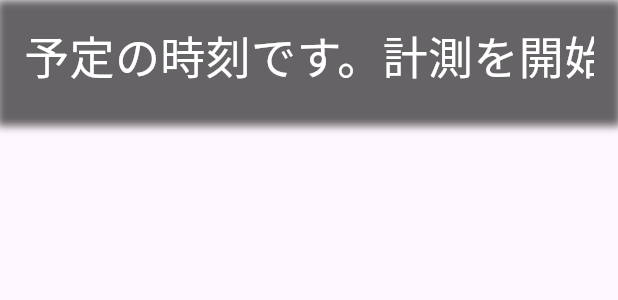
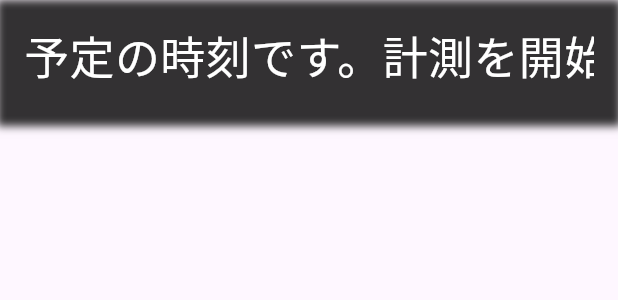
Before and after one commit to kip-i/grofessor, a Flutter app: the InstructionBar widget shown alone on an empty page, opened directly, on a phone screen of 412 x 824 dp. Shown: the top 300 px of the screen. Run offline on Flutter 3.47's test engine with Material 3 defaults, Android fonts, the phone set to English and light mode, and no system bars; drawn by our look-alikes of marquee; our stand-ins replace firebase_auth, firebase_core, shared_preferences; missing offline and left inert: flutter_cube; accounts and stored records are empty; generated files the repository leaves out were written again.

Commit message:
feat: 濃さを濃くした

```diff
--- a/lib/home/instruction_bar.dart
+++ b/lib/home/instruction_bar.dart
@@ -13,7 +13,7 @@ class InstructionBar extends StatelessWidget {
           decoration: BoxDecoration(
             boxShadow: [
               BoxShadow(
-                color: Colors.black.withOpacity(0.6),
+                color: Colors.black.withOpacity(0.8),
                 spreadRadius: 2,
                 blurRadius: 4,
                 offset: Offset(0, 2),
--- a/lib/home/time_slider.dart
+++ b/lib/home/time_slider.dart
@@ -18,7 +18,7 @@ class _TimeSliderState extends State<TimeSlider> {
         borderRadius: BorderRadius.circular(8.0), // 角を丸くする
         boxShadow: [
           BoxShadow(
-            color: Colors.black.withOpacity(0.3),
+            color: Colors.black.withOpacity(0.8),
             spreadRadius: 2,
             blurRadius: 4,
             offset: Offset(0, 2), // シャドウの方向（下に2ポイントずれ）
```
